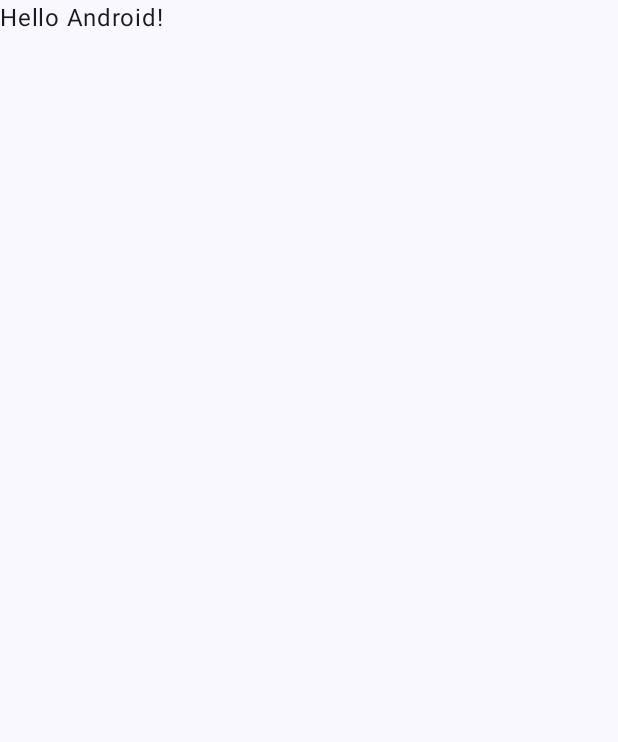
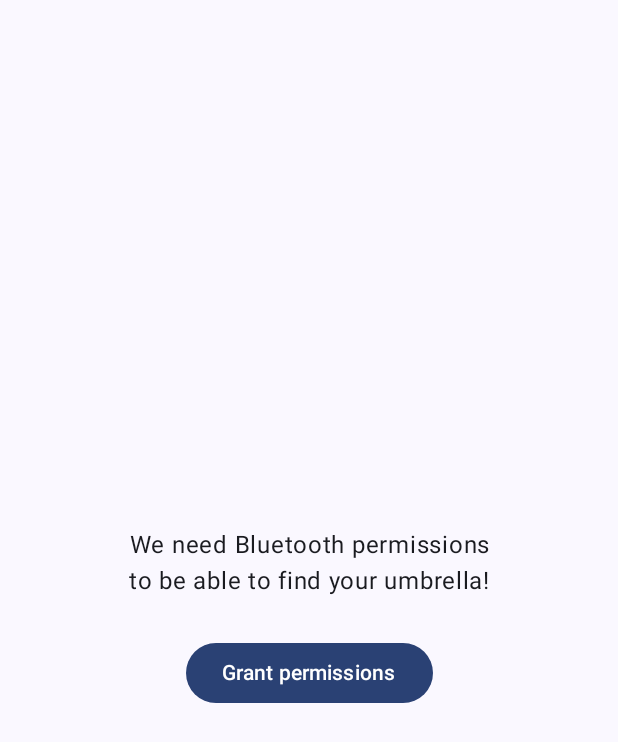
Before and after one commit to bernardolansing/dnfyu, an Android app built with Jetpack Compose: the screen it shows after launch (MainActivity), on a phone screen of 412 x 824 dp. Before the commit the part shown is almost empty. Shown: the top 742 px of the screen. Run offline under Robolectric (Android 15) with nearby library versions, the phone set to English and light mode, and no system bars.

Commit message:
added PermissionsFrame composable, with "grant permissions" button (still unnefective)

```diff
--- a/app/app/src/main/java/com/bernardolansing/dnfyu/MainActivity.kt
+++ b/app/app/src/main/java/com/bernardolansing/dnfyu/MainActivity.kt
@@ -4,13 +4,22 @@ import android.os.Bundle
 import androidx.activity.ComponentActivity
 import androidx.activity.compose.setContent
 import androidx.activity.enableEdgeToEdge
+import androidx.compose.foundation.layout.Arrangement
+import androidx.compose.foundation.layout.Column
+import androidx.compose.foundation.layout.Spacer
 import androidx.compose.foundation.layout.fillMaxSize
+import androidx.compose.foundation.layout.height
 import androidx.compose.foundation.layout.padding
+import androidx.compose.foundation.layout.width
+import androidx.compose.material3.Button
 import androidx.compose.material3.Scaffold
 import androidx.compose.material3.Text
 import androidx.compose.runtime.Composable
+import androidx.compose.ui.Alignment
 import androidx.compose.ui.Modifier
+import androidx.compose.ui.text.style.TextAlign
 import androidx.compose.ui.tooling.preview.Preview
+import androidx.compose.ui.unit.dp
 import com.bernardolansing.dnfyu.ui.theme.DoNotForgetYourUmbrellaTheme
 
 class MainActivity : ComponentActivity() {
@@ -18,30 +27,45 @@ class MainActivity : ComponentActivity() {
         super.onCreate(savedInstanceState)
         enableEdgeToEdge()
         setContent {
-            DoNotForgetYourUmbrellaTheme {
-                Scaffold(modifier = Modifier.fillMaxSize()) { innerPadding ->
-                    Greeting(
-                        name = "Android",
-                        modifier = Modifier.padding(innerPadding)
-                    )
-                }
+            MainActivityLayout()
+        }
+    }
+}
+
+@Preview(showBackground = true)
+@Composable
+fun MainActivityLayout() {
+    DoNotForgetYourUmbrellaTheme {
+        Scaffold(modifier = Modifier.fillMaxSize()) { contentPadding ->
+            Column(
+                modifier = Modifier.fillMaxSize()
+                    .padding(contentPadding),
+                verticalArrangement = Arrangement.Center,
+                horizontalAlignment = Alignment.CenterHorizontally,
+            ) {
+                PermissionsFrame()
             }
         }
     }
 }
 
 @Composable
-fun Greeting(name: String, modifier: Modifier = Modifier) {
-    Text(
-        text = "Hello $name!",
-        modifier = modifier
-    )
-}
-
-@Preview(showBackground = true)
-@Composable
-fun GreetingPreview() {
-    DoNotForgetYourUmbrellaTheme {
-        Greeting("Android")
+fun PermissionsFrame() {
+    Column(
+        horizontalAlignment = Alignment.CenterHorizontally,
+        modifier = Modifier.width(250.dp),
+    ) {
+        Text(
+            text = "We need Bluetooth permissions to be able to find your umbrella!",
+            textAlign = TextAlign.Center,
+        )
+        Spacer(modifier = Modifier.height(25.dp))
+        Button(
+            onClick = {
+                // TODO: ask for permissions
+            }
+        ) {
+            Text(text = "Grant permissions")
+        }
     }
 }
```
